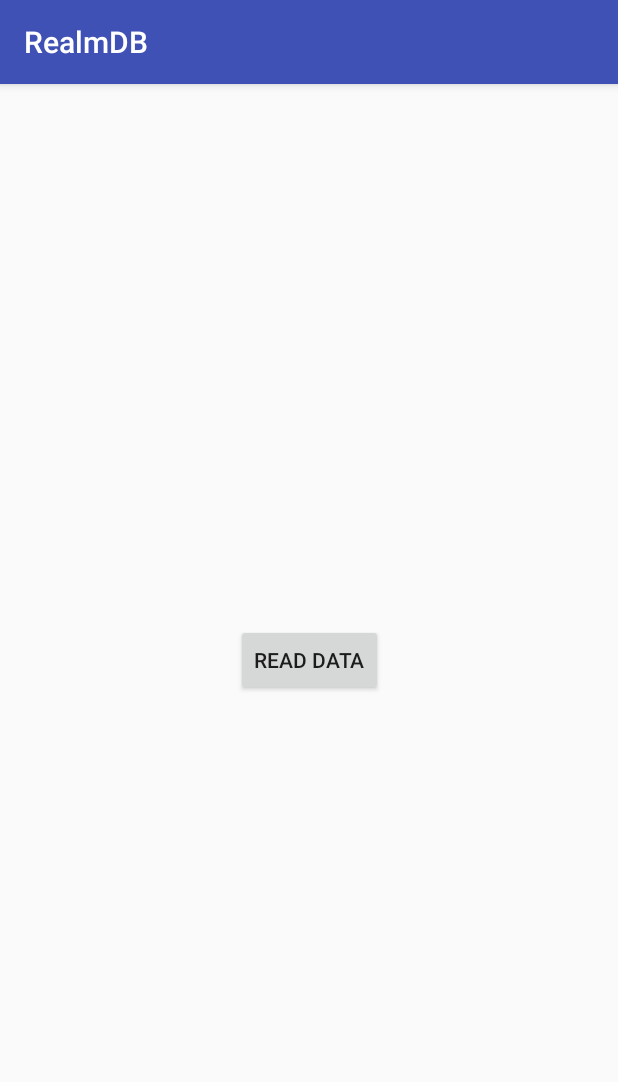
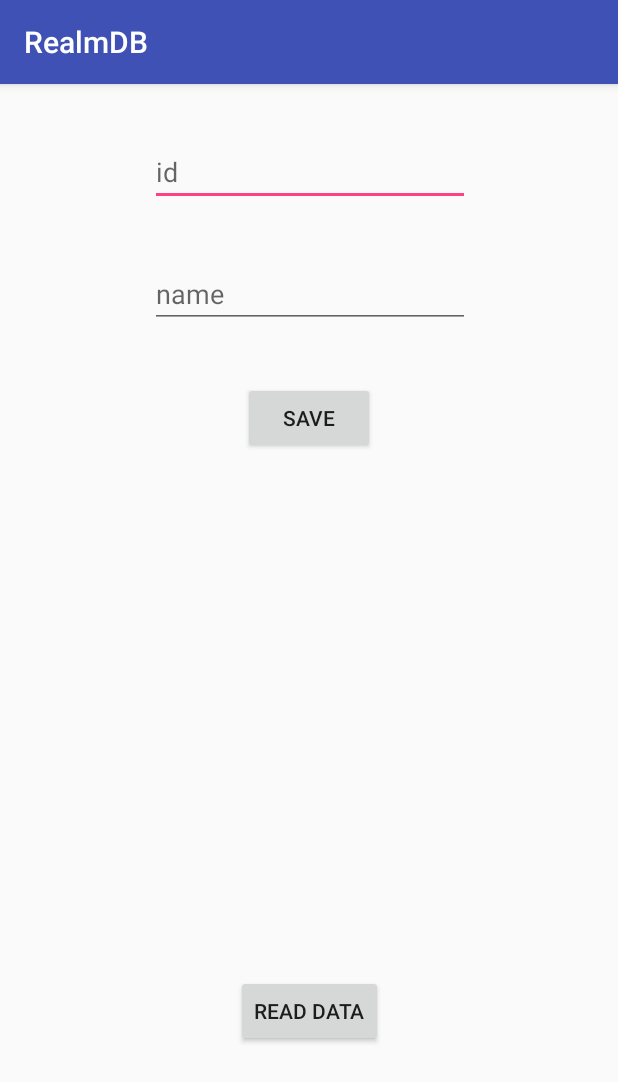
Before and after one commit to sbtali/RealmDB, an Android app: the screen it shows after launch (MainActivity), on a phone screen of 412 x 824 dp. Shown: the top 1082 px of the screen. Run offline under Robolectric (Android 15) with nearby library versions, the phone set to English and light mode, and no system bars; libraries missing offline, so code that uses them is left out: io.realm; 4 statements that could not run were skipped.

Commit message:
march 28 / 2018

```diff
--- a/app/src/main/java/com/alisabet/realmdb/MainActivity.kt
+++ b/app/src/main/java/com/alisabet/realmdb/MainActivity.kt
@@ -4,9 +4,10 @@ import android.support.v7.app.AppCompatActivity
 import android.os.Bundle
 import android.view.View
 import android.widget.Button
+import android.widget.EditText
+import android.widget.TextView
 import android.widget.Toast
 import io.realm.Realm
-import java.util.*
 
 class MainActivity : AppCompatActivity() {
 
@@ -14,18 +15,27 @@ class MainActivity : AppCompatActivity() {
         super.onCreate(savedInstanceState)
         setContentView(R.layout.activity_main)
 
-        val button = findViewById<Button>(R.id.button)
+        val id_et = findViewById<EditText>(R.id.id_et)
+        val name_et = findViewById<EditText>(R.id.name_et)
+        val data = findViewById<TextView>(R.id.data)
+        val save = findViewById<Button>(R.id.save)
+        val read = findViewById<Button>(R.id.read)
         val realm = Realm.getDefaultInstance()
 
-        realm.executeTransactionAsync(Realm.Transaction {
-            realm -> realm.createObject(Task::class.java, UUID.randomUUID().toString()).name = "sabet"
+        save.setOnClickListener(View.OnClickListener {
+            realm.executeTransactionAsync(Realm.Transaction {
+                realm -> realm.createObject(Task::class.java, id_et.text.toString().trim()).name = name_et.text.toString().trim()
+            })
         })
 
-        button.setOnClickListener(View.OnClickListener {
-            val userSchedules = realm.where(Task::class.java).findAll()
-            for (userSchedule in userSchedules) {
-                Toast.makeText(this@MainActivity, userSchedule.name, Toast.LENGTH_SHORT).show()
+        read.setOnClickListener(View.OnClickListener {
+            val tasks = realm.where(Task::class.java).findAll()
+            var string : String = ""
+            for (task in tasks) {
+                Toast.makeText(this@MainActivity, task.id + " " + task.name, Toast.LENGTH_SHORT).show()
+                string = string + task.id + " " + task.name + "\t"
             }
+            data.text = string
         })
 
     }
--- a/app/src/main/res/layout/activity_main.xml
+++ b/app/src/main/res/layout/activity_main.xml
@@ -7,8 +7,51 @@
     android:layout_height="match_parent"
     tools:context="com.alisabet.realmdb.MainActivity">
 
-    <Button
-        android:id="@+id/button"
+    <android.support.v7.widget.AppCompatEditText
+        android:id="@+id/id_et"
+        android:layout_width="wrap_content"
+        android:layout_height="wrap_content"
+        android:layout_marginEnd="8dp"
+        android:layout_marginStart="8dp"
+        android:layout_marginTop="36dp"
+        android:ems="10"
+        android:hint="id"
+        android:inputType="textPersonName"
+        app:layout_constraintEnd_toEndOf="parent"
+        app:layout_constraintHorizontal_bias="0.503"
+        app:layout_constraintStart_toStartOf="parent"
+        app:layout_constraintTop_toTopOf="parent" />
+
+    <android.support.v7.widget.AppCompatEditText
+        android:id="@+id/name_et"
+        android:layout_width="wrap_content"
+        android:layout_height="wrap_content"
+        android:layout_marginEnd="8dp"
+        android:layout_marginStart="8dp"
+        android:layout_marginTop="36dp"
+        android:ems="10"
+        android:hint="name"
+        android:inputType="textPersonName"
+        app:layout_constraintEnd_toEndOf="parent"
+        app:layout_constraintHorizontal_bias="0.503"
+        app:layout_constraintStart_toStartOf="parent"
+        app:layout_constraintTop_toBottomOf="@+id/id_et" />
+
+    <android.support.v7.widget.AppCompatButton
+        android:id="@+id/save"
+        android:layout_width="wrap_content"
+        android:layout_height="wrap_content"
+        android:layout_marginEnd="8dp"
+        android:layout_marginStart="8dp"
+        android:layout_marginTop="36dp"
+        android:text="Save"
+        app:layout_constraintEnd_toEndOf="parent"
+        app:layout_constraintHorizontal_bias="0.501"
+        app:layout_constraintStart_toStartOf="parent"
+        app:layout_constraintTop_toBottomOf="@+id/name_et" />
+
+    <android.support.v7.widget.AppCompatButton
+        android:id="@+id/read"
         android:layout_width="wrap_content"
         android:layout_height="wrap_content"
         android:layout_marginBottom="8dp"
@@ -19,6 +62,20 @@
         app:layout_constraintBottom_toBottomOf="parent"
         app:layout_constraintEnd_toEndOf="parent"
         app:layout_constraintStart_toStartOf="parent"
-        app:layout_constraintTop_toTopOf="parent" />
+        app:layout_constraintTop_toTopOf="parent"
+        app:layout_constraintVertical_bias="0.832" />
+
+    <TextView
+        android:id="@+id/data"
+        android:layout_width="wrap_content"
+        android:layout_height="wrap_content"
+        android:layout_marginBottom="8dp"
+        android:layout_marginEnd="8dp"
+        android:layout_marginStart="8dp"
+        android:layout_marginTop="8dp"
+        app:layout_constraintBottom_toTopOf="@+id/read"
+        app:layout_constraintEnd_toEndOf="parent"
+        app:layout_constraintStart_toStartOf="parent"
+        app:layout_constraintTop_toBottomOf="@+id/save" />
 
 </android.support.constraint.ConstraintLayout>
```
